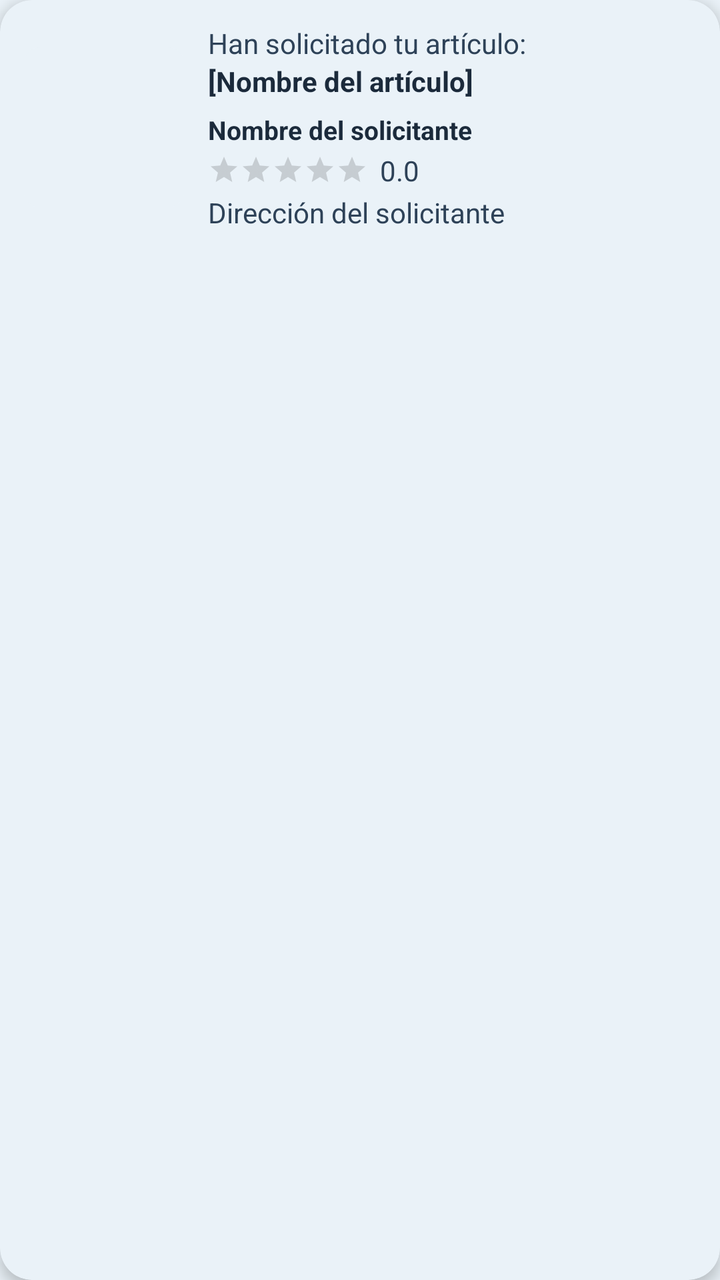
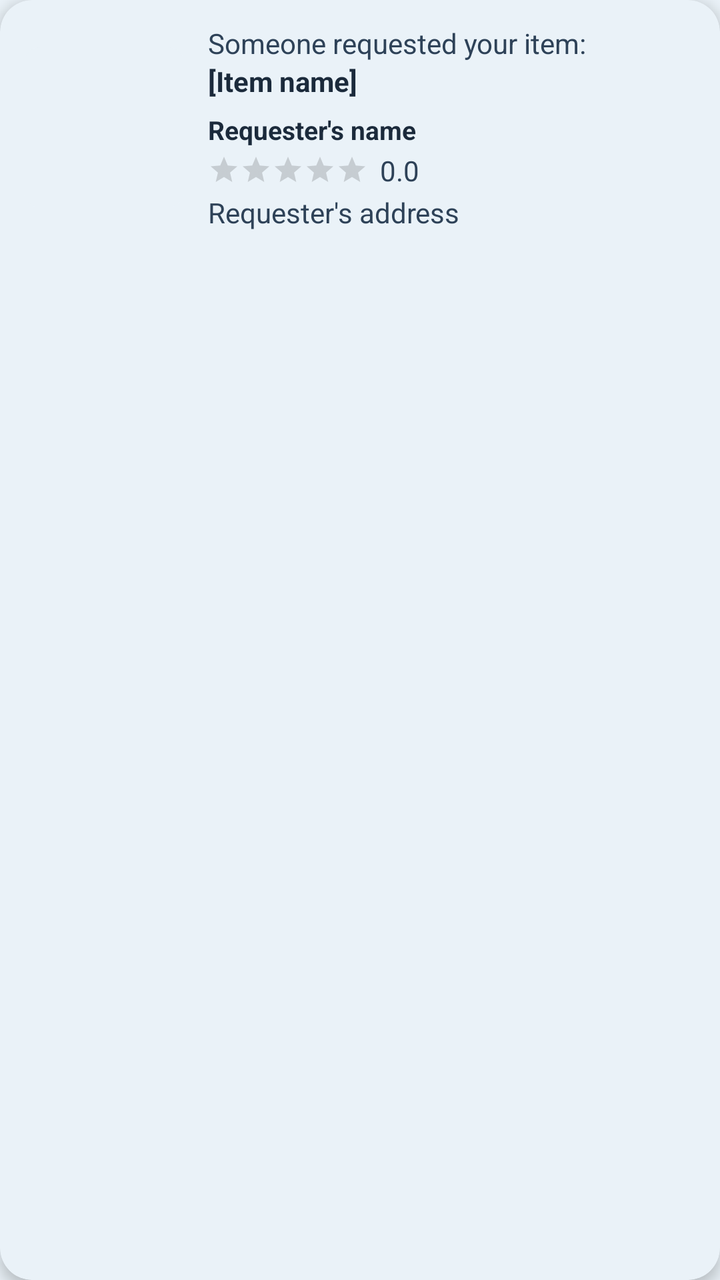

Before-and-after screenshots of an Android layout around one commit, followed by the original layout XML and the change that was made.
<!-- AndroidManifest.xml: application theme Theme.YipShare -->
<!-- res/layout/item_notificacion.xml -->
<?xml version="1.0" encoding="utf-8"?>
<androidx.cardview.widget.CardView
    xmlns:android="http://schemas.android.com/apk/res/android"
    xmlns:app="http://schemas.android.com/apk/res-auto"
    xmlns:tools="http://schemas.android.com/tools"
    android:layout_width="match_parent"
    android:layout_height="wrap_content"
    android:layout_marginBottom="12dp"
    app:cardCornerRadius="16dp"
    app:cardElevation="4dp"
    app:cardBackgroundColor="@color/color_tarjeta">

    <LinearLayout
        android:layout_width="match_parent"
        android:layout_height="wrap_content"
        android:orientation="horizontal"
        android:padding="12dp"
        android:gravity="center_vertical">

        <ImageView
            android:id="@+id/iv_imagen_publicacion"
            android:layout_width="80dp"
            android:layout_height="80dp"
            android:scaleType="centerCrop"
            android:background="@drawable/bg_placeholder_imagen"
            android:contentDescription="Imagen de la publicación" />

        <LinearLayout
            android:layout_width="0dp"
            android:layout_height="wrap_content"
            android:layout_weight="1"
            android:orientation="vertical"
            android:layout_marginStart="12dp">

            <TextView
                android:id="@+id/tv_mensaje_solicitud"
                style="@style/TextBody"
                android:layout_width="match_parent"
                android:layout_height="wrap_content"
                android:text="Han solicitado tu artículo:" />

            <TextView
                android:id="@+id/tv_nombre_articulo"
                style="@style/TextTitle"
                android:layout_width="match_parent"
                android:layout_height="wrap_content"
                android:textSize="14sp"
                android:maxLines="1"
                android:ellipsize="end"
                android:text="[Nombre del artículo]" />

            <TextView
                android:id="@+id/tv_solicitante"
                style="@style/TextTitle"
                android:layout_width="match_parent"
                android:layout_height="wrap_content"
                android:layout_marginTop="6dp"
                android:textSize="13sp"
                android:text="Nombre del solicitante" />

            <LinearLayout
                android:layout_width="wrap_content"
                android:layout_height="wrap_content"
                android:orientation="horizontal"
                android:gravity="center_vertical"
                android:layout_marginTop="2dp">

                <RatingBar
                    android:id="@+id/rb_calificacion_solicitante"
                    style="@style/Widget.AppCompat.RatingBar.Small"
                    android:layout_width="wrap_content"
                    android:layout_height="wrap_content"
                    android:numStars="5"
                    android:stepSize="0.5"
                    android:isIndicator="true"
                    android:progressTint="@color/azul_yipshare"
                    tools:rating="4" />

                <TextView
                    android:id="@+id/tv_calificacion_solicitante"
                    style="@style/TextBody"
                    android:layout_width="wrap_content"
                    android:layout_height="wrap_content"
                    android:layout_marginStart="6dp"
                    android:text="0.0" />
            </LinearLayout>

            <TextView
                android:id="@+id/tv_direccion_solicitante"
                style="@style/TextBody"
                android:layout_width="match_parent"
                android:layout_height="wrap_content"
                android:layout_marginTop="2dp"
                android:maxLines="2"
                android:ellipsize="end"
                android:text="Dirección del solicitante" />

        </LinearLayout>

    </LinearLayout>

</androidx.cardview.widget.CardView>
<!-- resources referenced by this layout -->
<resources>
  <color name="azul_yipshare">#1B2A3B</color>
  <color name="color_tarjeta">#EAF2F8</color>
  <!-- drawable bg_placeholder_imagen (drawable) -->
  <?xml version="1.0" encoding="utf-8"?>
  <shape xmlns:android="http://schemas.android.com/apk/res/android"
      android:shape="rectangle">
      <solid android:color="@color/input_fondo" />
      <corners android:radius="8dp" />
  </shape>
  <style name="TextBody">
          <item name="android:textColor">@color/texto_secundario</item>
          <item name="android:textSize">14sp</item>
      </style>
  <style name="TextTitle">
          <item name="android:textColor">@color/azul_yipshare</item>
          <item name="android:textSize">18sp</item>
          <item name="android:textStyle">bold</item>
      </style>
  <style name="Theme.YipShare" parent="Theme.AppCompat.DayNight.NoActionBar">
          <item name="android:windowBackground">@color/fondo_pantalla</item>
      </style>
  <color name="input_fondo">#EAF2F8</color>
  <color name="texto_secundario">#2E4258</color>
  <color name="fondo_pantalla">#EAF2F8</color>
</resources>

<!-- the commit's change to res/layout/item_notificacion.xml (unified diff, before → after) -->
@@ -23,7 +23,7 @@
             android:layout_height="80dp"
             android:scaleType="centerCrop"
             android:background="@drawable/bg_placeholder_imagen"
-            android:contentDescription="Imagen de la publicación" />
+            android:contentDescription="@string/imagen_publicacion" />
 
         <LinearLayout
             android:layout_width="0dp"
@@ -37,7 +37,7 @@
                 style="@style/TextBody"
                 android:layout_width="match_parent"
                 android:layout_height="wrap_content"
-                android:text="Han solicitado tu artículo:" />
+                android:text="@string/notif_solicitud" />
 
             <TextView
                 android:id="@+id/tv_nombre_articulo"
@@ -47,7 +47,7 @@
                 android:textSize="14sp"
                 android:maxLines="1"
                 android:ellipsize="end"
-                android:text="[Nombre del artículo]" />
+                android:text="@string/tv_articulo_codigo" />
 
             <TextView
                 android:id="@+id/tv_solicitante"
@@ -56,7 +56,7 @@
                 android:layout_height="wrap_content"
                 android:layout_marginTop="6dp"
                 android:textSize="13sp"
-                android:text="Nombre del solicitante" />
+                android:text="@string/notif_solicitante" />
 
             <LinearLayout
                 android:layout_width="wrap_content"
@@ -82,7 +82,7 @@
                     android:layout_width="wrap_content"
                     android:layout_height="wrap_content"
                     android:layout_marginStart="6dp"
-                    android:text="0.0" />
+                    android:text="@string/placeholder_calificacion" />
             </LinearLayout>
 
             <TextView
@@ -93,7 +93,7 @@
                 android:layout_marginTop="2dp"
                 android:maxLines="2"
                 android:ellipsize="end"
-                android:text="Dirección del solicitante" />
+                android:text="@string/notif_direccion" />
 
         </LinearLayout>
 
<!-- resource entries referenced after the edit -->
@@ -9,6 +9,12 @@
       <solid android:color="@color/input_fondo" />
       <corners android:radius="8dp" />
   </shape>
+  <string name="imagen_publicacion">Post image</string>
+  <string name="notif_direccion">Requester\'s address</string>
+  <string name="notif_solicitante">Requester\'s name</string>
+  <string name="notif_solicitud">Someone requested your item:</string>
+  <string name="placeholder_calificacion" translatable="false">0.0</string>
+  <string name="tv_articulo_codigo">[Item name]</string>
   <style name="TextBody">
           <item name="android:textColor">@color/texto_secundario</item>
           <item name="android:textSize">14sp</item>
